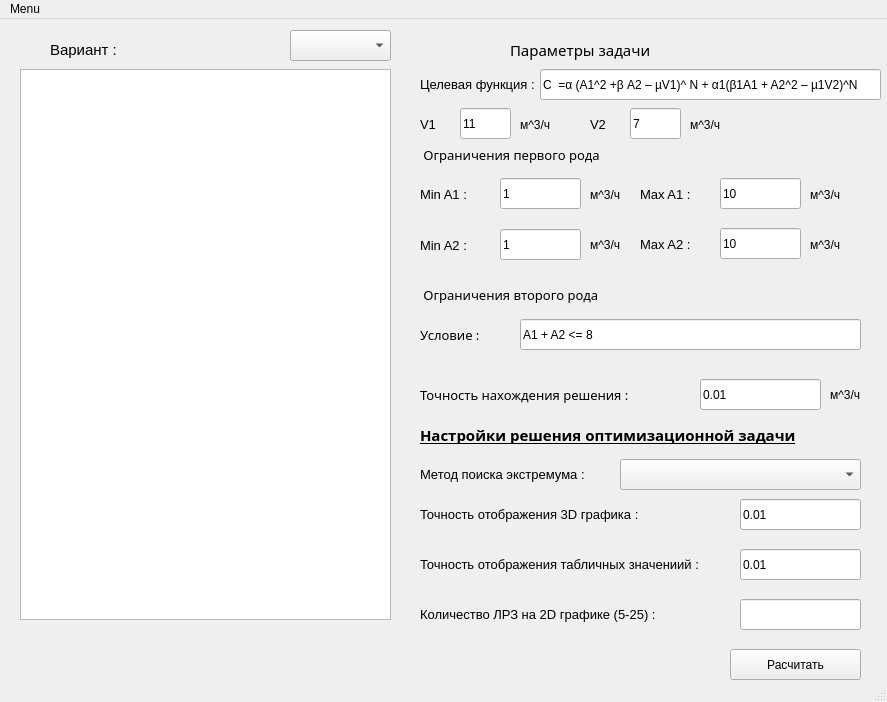
Qt form optimization_methods/windows/mainWindows/userWindow_ui.ui (iam-nii/NRS-01) before a commit.
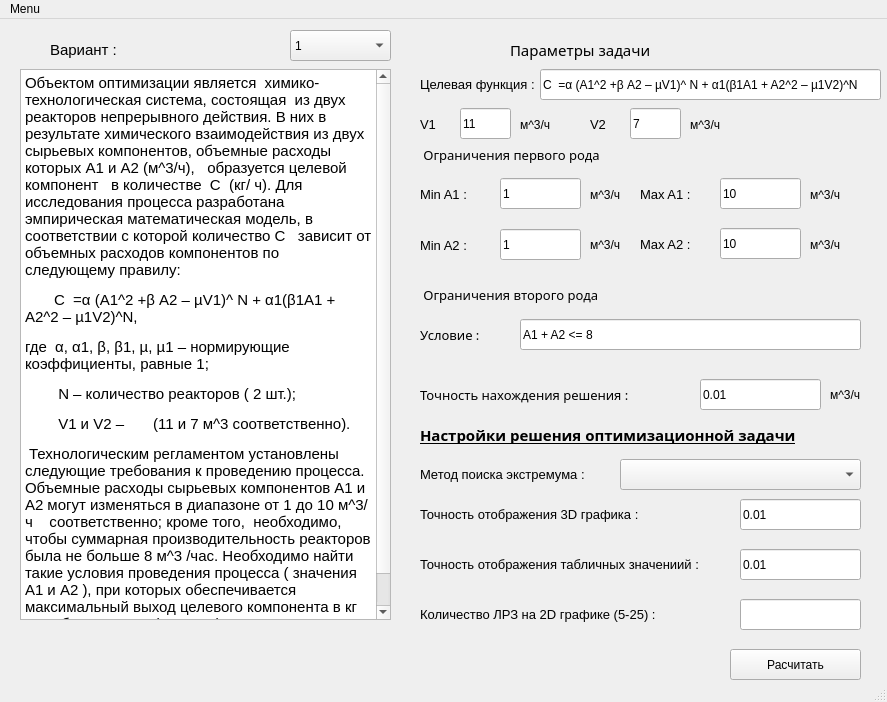
The same form after that commit.

Patch:
```diff
--- a/optimization_methods/windows/mainWindows/userWindow_ui.ui
+++ b/optimization_methods/windows/mainWindows/userWindow_ui.ui
@@ -18,6 +18,9 @@
   </property>
   <widget class="QWidget" name="centralwidget">
    <widget class="QTextBrowser" name="textBrowser">
+    <property name="enabled">
+     <bool>true</bool>
+    </property>
     <property name="geometry">
      <rect>
       <x>20</x>
@@ -26,6 +29,18 @@
       <height>551</height>
      </rect>
     </property>
+    <property name="html">
+     <string>&lt;!DOCTYPE HTML PUBLIC &quot;-//W3C//DTD HTML 4.0//EN&quot; &quot;http://www.w3.org/TR/REC-html40/strict.dtd&quot;&gt;
+&lt;html&gt;&lt;head&gt;&lt;meta name=&quot;qrichtext&quot; content=&quot;1&quot; /&gt;&lt;style type=&quot;text/css&quot;&gt;
+p, li { white-space: pre-wrap; }
+&lt;/style&gt;&lt;/head&gt;&lt;body style=&quot; font-family:'MS Shell Dlg 2'; font-size:8.1pt; font-weight:400; font-style:normal;&quot;&gt;
+&lt;p style=&quot; margin-top:12px; margin-bottom:12px; margin-left:0px; margin-right:0px; -qt-block-indent:0; text-indent:0px;&quot;&gt;&lt;span style=&quot; font-family:'Times New Roman,serif'; font-size:11pt;&quot;&gt;Объектом оптимизации является  химико-технологическая система, состоящая  из двух реакторов непрерывного действия. В них в  результате химического взаимодействия из двух сырьевых компонентов, объемные расходы которых А1 и А2 (м^3/ч),   образуется целевой компонент   в количестве  С  (кг/ ч). Для исследования процесса разработана эмпирическая математическая модель, в соответствии с которой количество С   зависит от объемных расходов компонентов по следующему правилу:  &lt;/span&gt;&lt;span style=&quot; font-size:11pt;&quot;&gt; &lt;/span&gt;&lt;/p&gt;
+&lt;p style=&quot; margin-top:12px; margin-bottom:12px; margin-left:0px; margin-right:0px; -qt-block-indent:0; text-indent:0px;&quot;&gt;&lt;span style=&quot; font-family:'Times New Roman,serif'; font-size:11pt;&quot;&gt;       С  =α (A1^2 +β A2 – µV1)^ N + α1(β1A1 + A2^2 – µ1V2)^N,&lt;/span&gt;&lt;span style=&quot; font-size:11pt;&quot;&gt; &lt;/span&gt;&lt;/p&gt;
+&lt;p style=&quot; margin-top:12px; margin-bottom:12px; margin-left:0px; margin-right:0px; -qt-block-indent:0; text-indent:0px;&quot;&gt;&lt;span style=&quot; font-family:'Times New Roman,serif'; font-size:11pt;&quot;&gt;где  α, α1, β, β1, µ, µ1 – нормирующие коэффициенты, равные 1;&lt;/span&gt;&lt;span style=&quot; font-size:11pt;&quot;&gt; &lt;/span&gt;&lt;/p&gt;
+&lt;p style=&quot; margin-top:12px; margin-bottom:12px; margin-left:0px; margin-right:0px; -qt-block-indent:0; text-indent:0px;&quot;&gt;&lt;span style=&quot; font-family:'Times New Roman,serif'; font-size:11pt;&quot;&gt;        N – количество реакторов ( 2 шт.);&lt;/span&gt;&lt;span style=&quot; font-size:11pt;&quot;&gt; &lt;/span&gt;&lt;/p&gt;
+&lt;p style=&quot; margin-top:12px; margin-bottom:12px; margin-left:0px; margin-right:0px; -qt-block-indent:0; text-indent:0px;&quot;&gt;&lt;span style=&quot; font-family:'Times New Roman,serif'; font-size:11pt;&quot;&gt;        V1 и V2 –       (11 и 7 м^3 соответственно). &lt;/span&gt;&lt;/p&gt;
+&lt;p style=&quot; margin-top:12px; margin-bottom:12px; margin-left:0px; margin-right:0px; -qt-block-indent:0; text-indent:0px;&quot;&gt;&lt;span style=&quot; font-family:'Times New Roman,serif'; font-size:11pt;&quot;&gt; Технологическим регламентом установлены следующие требования к проведению процесса. Объемные расходы сырьевых компонентов А1 и А2 могут изменяться в диапазоне от 1 до 10 м^3/ч    соответственно; кроме того,  необходимо, чтобы суммарная производительность реакторов была не больше 8 м^3 /час.&lt;/span&gt;&lt;span style=&quot; font-size:11pt;&quot;&gt; &lt;/span&gt;&lt;span style=&quot; font-family:'Times New Roman,serif'; font-size:11pt;&quot;&gt;Необходимо найти такие условия проведения процесса ( значения А1 и А2 ), при которых обеспечивается максимальный выход целевого компонента в кг за рабочую смену ( 8 часов). Точность решения –0,0 1 м^3/ч .&lt;/span&gt;&lt;/p&gt;&lt;/body&gt;&lt;/html&gt;</string>
+    </property>
    </widget>
    <widget class="QLabel" name="label">
     <property name="geometry">
@@ -55,6 +70,11 @@
       <height>31</height>
      </rect>
     </property>
+    <item>
+     <property name="text">
+      <string>1</string>
+     </property>
+    </item>
    </widget>
    <widget class="QLabel" name="label_2">
     <property name="geometry">
```
